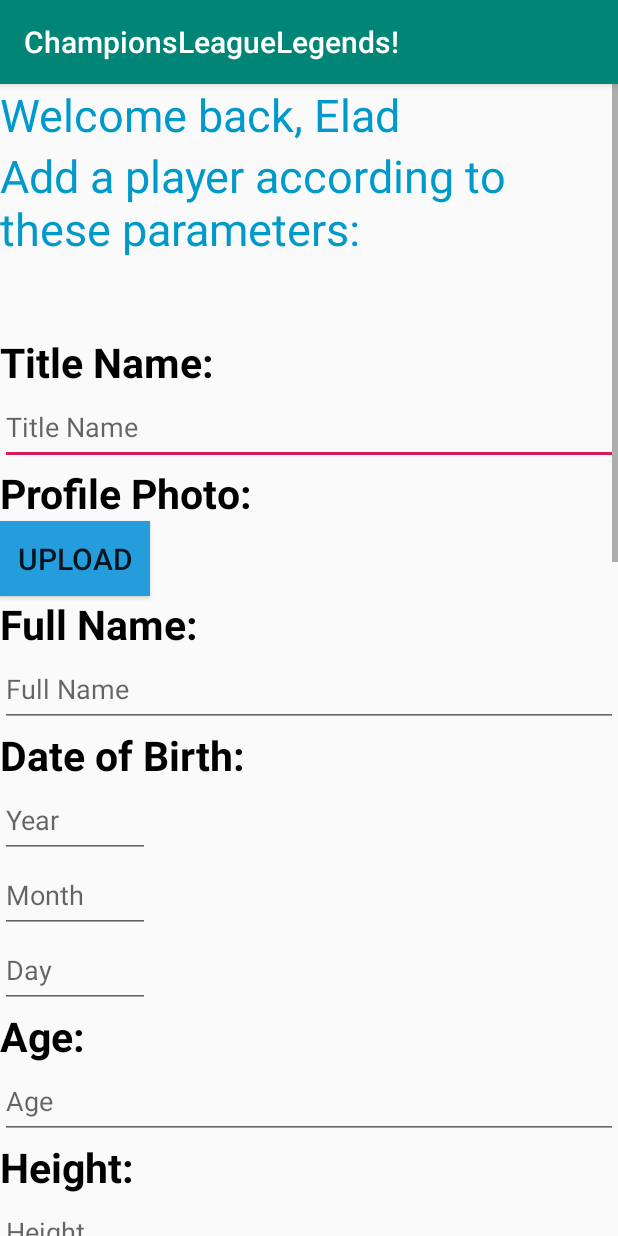
After one commit to EladBr1/MyBagrutApp, an Android app: the AddPlayer screen opened directly, with no data from a screen before it, on a phone screen of 412 x 824 dp. The commit adds this screen. Run offline under Robolectric (Android 15) with nearby library versions, the phone set to English and light mode, and no system bars; 1 statement that could not run was skipped.

Commit message:
Merge remote-tracking branch 'origin/master'
# Conflicts:
#	.idea/misc.xml
#	app/build.gradle
#	app/src/main/java/com/example/mybagrutapp/Player.java
#	build.gradle

```diff
--- a/app/src/main/AndroidManifest.xml
+++ b/app/src/main/AndroidManifest.xml
@@ -9,6 +9,9 @@
         android:roundIcon="@mipmap/ic_launcher_round"
         android:supportsRtl="true"
         android:theme="@style/AppTheme">
+        <activity
+            android:name=".AddPlayer"
+            android:exported="false" />
         <activity
             android:name=".PlayerDisplay"
             android:exported="false" />
--- /dev/null
+++ b/app/src/main/java/com/example/mybagrutapp/AddPlayer.java
@@ -0,0 +1,52 @@
+package com.example.mybagrutapp;
+
+import androidx.appcompat.app.AppCompatActivity;
+
+import android.os.Bundle;
+import android.view.View;
+import android.widget.Button;
+import android.widget.EditText;
+import android.widget.TextView;
+
+public class AddPlayer extends AppCompatActivity
+{
+
+    TextView tvWelcome;
+    EditText edTitName, edFullName, edYear, edMonth, edDay, edAge, edHeight, edPos, edCrTeam, edNum, edNltTeam, edGoals, edAsissts, edNltGoals, edFteams, edInfo, edWikiUrl, edInstaUrl;
+    Button uploadBtn;
+
+
+    @Override
+    protected void onCreate(Bundle savedInstanceState)
+    {
+
+        super.onCreate(savedInstanceState);
+        setContentView(R.layout.activity_addplayer);
+
+        tvWelcome = findViewById(R.id.tvWelcome);
+        edTitName = findViewById(R.id.edTitName);
+        edFullName = findViewById(R.id.edFullName);
+        edYear = findViewById(R.id.edYear);
+        edMonth = findViewById(R.id.edMonth);
+        edDay = findViewById(R.id.edDay);
+        edAge = findViewById(R.id.edAge);
+        edHeight= findViewById(R.id.edHeight);
+        edPos = findViewById(R.id.edPos);
+        edCrTeam = findViewById(R.id.edCrTeam);
+        edNum = findViewById(R.id.edNum);
+        edNltTeam = findViewById(R.id.edNltTeam);
+        edGoals = findViewById(R.id.edGoals);
+        edAsissts = findViewById(R.id.edAsissts);
+        edNltGoals = findViewById(R.id.edNltGoals);
+        edFteams = findViewById(R.id.edFteams);
+        edInfo = findViewById(R.id.edInfo);
+        edWikiUrl = findViewById(R.id.edWikiUrl);
+        edInstaUrl = findViewById(R.id.edInstaUrl);
+        uploadBtn = findViewById(R.id.uploadBtn);
+        uploadBtn.setOnClickListener((View.OnClickListener) this);
+
+
+
+
+    }
+}
--- a/app/src/main/java/com/example/mybagrutapp/MainActivity.java
+++ b/app/src/main/java/com/example/mybagrutapp/MainActivity.java
@@ -21,6 +21,7 @@ public class MainActivity extends AppCompatActivity implements View.OnClickListe
 
     EditText searchBar;
     Button searchBtn;
+    Button addBtn;
 
     @Override
     protected void onCreate(Bundle savedInstanceState)
@@ -30,8 +31,10 @@ public class MainActivity extends AppCompatActivity implements View.OnClickListe
         setContentView(R.layout.activity_main);
 
         searchBtn = findViewById(R.id.search_button);
+        addBtn = findViewById(R.id.addBtn);
         searchBar = findViewById(R.id.search_bar);
         searchBtn.setOnClickListener(this);
+        addBtn.setOnClickListener(this);
 
     }
 
@@ -79,6 +82,16 @@ public class MainActivity extends AppCompatActivity implements View.OnClickListe
 
         }
 
+        if (addBtn == v)
+        {
+            Intent intent = new Intent(this,AddPlayer.class);
+            startActivity(intent);
+        }
+
     }
 
+
+
+
+
 }
--- /dev/null
+++ b/app/src/main/res/layout/activity_addplayer.xml
@@ -0,0 +1,273 @@
+<?xml version="1.0" encoding="utf-8"?>
+<ScrollView xmlns:android="http://schemas.android.com/apk/res/android"
+    xmlns:app="http://schemas.android.com/apk/res-auto"
+    xmlns:tools="http://schemas.android.com/tools"
+    android:layout_width="match_parent"
+    android:layout_height="wrap_content"
+    tools:context=".AddPlayer">
+
+    <LinearLayout
+        android:layout_width="match_parent"
+        android:layout_height="wrap_content"
+        android:orientation="vertical"
+        >
+
+        <TextView
+            android:layout_width="match_parent"
+            android:layout_height="wrap_content"
+            android:text="Welcome back, Elad"
+            android:id="@+id/tvWelcome"
+            android:textColor="@android:color/holo_blue_dark"
+            android:textSize="30dp"/>
+
+        <TextView
+            android:layout_width="match_parent"
+            android:layout_height="wrap_content"
+            android:text="Add a player according to these parameters:"
+            android:textColor="@android:color/holo_blue_dark"
+            android:textSize="30dp"/>
+
+        <View
+            android:layout_width="match_parent"
+            android:layout_height="50dp"/>
+
+        <TextView
+            android:layout_width="match_parent"
+            android:layout_height="wrap_content"
+            android:text="Title Name:"
+            android:textColor="@android:color/black"
+            android:textStyle="bold"
+            android:textSize="27dp"/>
+        <EditText
+            android:layout_width="match_parent"
+            android:layout_height="50dp"
+            android:hint="Title Name"
+            android:id="@+id/edTitName"/>
+
+        <TextView
+            android:layout_width="match_parent"
+            android:layout_height="wrap_content"
+            android:text="Profile Photo:"
+            android:textColor="@android:color/black"
+            android:textStyle="bold"
+            android:textSize="27dp"/>
+
+        <Button
+            android:layout_width="100dp"
+            android:layout_height="50dp"
+            android:background="#259CDC"
+            android:text="UPLOAD"
+            android:id="@+id/uploadBtn"
+            android:textSize="20dp"/>
+
+
+        <TextView
+            android:layout_width="match_parent"
+            android:layout_height="wrap_content"
+            android:text="Full Name:"
+            android:textColor="@android:color/black"
+            android:textStyle="bold"
+            android:textSize="27dp"/>
+        <EditText
+            android:layout_width="match_parent"
+            android:layout_height="50dp"
+            android:hint="Full Name"
+            android:id="@+id/edFullName"/>
+
+        <TextView
+            android:layout_width="match_parent"
+            android:layout_height="wrap_content"
+            android:text="Date of Birth:"
+            android:textColor="@android:color/black"
+            android:textStyle="bold"
+            android:textSize="27dp"/>
+        <EditText
+            android:layout_width="100dp"
+            android:layout_height="50dp"
+            android:hint="Year"
+            android:id="@+id/edYear"/>
+
+        <EditText
+            android:id="@+id/edMonth"
+            android:layout_width="100dp"
+            android:layout_height="50dp"
+            android:hint="Month" />
+
+        <EditText
+            android:layout_width="100dp"
+            android:layout_height="50dp"
+            android:hint="Day"
+            android:id="@+id/edDay"/>
+
+        <TextView
+            android:layout_width="match_parent"
+            android:layout_height="wrap_content"
+            android:text="Age:"
+            android:textColor="@android:color/black"
+            android:textStyle="bold"
+            android:textSize="27dp"/>
+        <EditText
+            android:layout_width="match_parent"
+            android:layout_height="50dp"
+            android:hint="Age"
+            android:id="@+id/edAge"/>
+
+        <TextView
+            android:layout_width="match_parent"
+            android:layout_height="wrap_content"
+            android:text="Height:"
+            android:textColor="@android:color/black"
+            android:textStyle="bold"
+            android:textSize="27dp"/>
+        <EditText
+            android:layout_width="match_parent"
+            android:layout_height="50dp"
+            android:hint="Height"
+            android:id="@+id/edHeight"/>
+
+        <TextView
+            android:layout_width="match_parent"
+            android:layout_height="wrap_content"
+            android:text="Position:"
+            android:textColor="@android:color/black"
+            android:textStyle="bold"
+            android:textSize="27dp"/>
+        <EditText
+            android:layout_width="match_parent"
+            android:layout_height="50dp"
+            android:hint="Posotion"
+            android:id="@+id/edPos"/>
+
+        <TextView
+            android:layout_width="match_parent"
+            android:layout_height="wrap_content"
+            android:text="Current Team:"
+            android:textColor="@android:color/black"
+            android:textStyle="bold"
+            android:textSize="27dp"/>
+        <EditText
+            android:layout_width="match_parent"
+            android:layout_height="50dp"
+            android:hint="Current Team"
+            android:id="@+id/edCrTeam"/>
+
+        <TextView
+            android:layout_width="match_parent"
+            android:layout_height="wrap_content"
+            android:text="Number:"
+            android:textColor="@android:color/black"
+            android:textStyle="bold"
+            android:textSize="27dp"/>
+        <EditText
+            android:layout_width="match_parent"
+            android:layout_height="50dp"
+            android:hint="Number"
+            android:id="@+id/edNum"/>
+
+        <TextView
+            android:layout_width="match_parent"
+            android:layout_height="wrap_content"
+            android:text="Netional Team:"
+            android:textColor="@android:color/black"
+            android:textStyle="bold"
+            android:textSize="27dp"/>
+        <EditText
+            android:layout_width="match_parent"
+            android:layout_height="50dp"
+            android:hint="National Team"
+            android:id="@+id/edNltTeam"/>
+
+        <TextView
+            android:layout_width="match_parent"
+            android:layout_height="wrap_content"
+            android:text="Goals:"
+            android:textColor="@android:color/black"
+            android:textStyle="bold"
+            android:textSize="27dp"/>
+        <EditText
+            android:layout_width="match_parent"
+            android:layout_height="50dp"
+            android:hint="Goals"
+            android:id="@+id/edGoals"/>
+
+        <TextView
+            android:layout_width="match_parent"
+            android:layout_height="wrap_content"
+            android:text="Asissts:"
+            android:textColor="@android:color/black"
+            android:textStyle="bold"
+            android:textSize="27dp"/>
+        <EditText
+            android:layout_width="match_parent"
+            android:layout_height="50dp"
+            android:hint="Asissts"
+            android:id="@+id/edAsissts"/>
+
+        <TextView
+            android:layout_width="match_parent"
+            android:layout_height="wrap_content"
+            android:text="Nationals Goals:"
+            android:textColor="@android:color/black"
+            android:textStyle="bold"
+            android:textSize="27dp"/>
+        <EditText
+            android:layout_width="match_parent"
+            android:layout_height="50dp"
+            android:hint="Goals"
+            android:id="@+id/edNltGoals"/>
+        <TextView
+            android:layout_width="match_parent"
+            android:layout_height="wrap_content"
+            android:text="Teams in Career:"
+            android:textColor="@android:color/black"
+            android:textStyle="bold"
+            android:textSize="27dp"/>
+        <EditText
+            android:layout_width="match_parent"
+            android:layout_height="150dp"
+            android:hint="Teams"
+            android:id="@+id/edFteams"/>
+
+        <TextView
+            android:layout_width="match_parent"
+            android:layout_height="wrap_content"
+            android:text="Information:"
+            android:textColor="@android:color/black"
+            android:textStyle="bold"
+            android:textSize="27dp"/>
+        <EditText
+            android:layout_width="match_parent"
+            android:layout_height="50dp"
+            android:hint="Info"
+            android:id="@+id/edInfo"/>
+
+        <TextView
+            android:layout_width="match_parent"
+            android:layout_height="wrap_content"
+            android:text="Wikipidia URL:"
+            android:textColor="@android:color/black"
+            android:textStyle="bold"
+            android:textSize="27dp"/>
+        <EditText
+            android:layout_width="match_parent"
+            android:layout_height="50dp"
+            android:hint="URL"
+            android:id="@+id/edWikiUrl"/>
+
+        <TextView
+            android:layout_width="match_parent"
+            android:layout_height="wrap_content"
+            android:text="Instagram URL:"
+            android:textColor="@android:color/black"
+            android:textStyle="bold"
+            android:textSize="27dp"/>
+        <EditText
+            android:layout_width="match_parent"
+            android:layout_height="50dp"
+            android:hint="URL"
+            android:id="@+id/edInstaUrl"/>
+
+
+    </LinearLayout>
+
+</ScrollView>
--- a/app/src/main/res/layout/activity_main.xml
+++ b/app/src/main/res/layout/activity_main.xml
@@ -64,5 +64,13 @@
         android:textSize="25dp"
         />
 
+    <Button
+        android:layout_width="match_parent"
+        android:layout_height="wrap_content"
+        android:id="@+id/addBtn"
+        android:text="Add player"
+        android:textSize="25dp"
+        />
+
 
 </LinearLayout>
```
